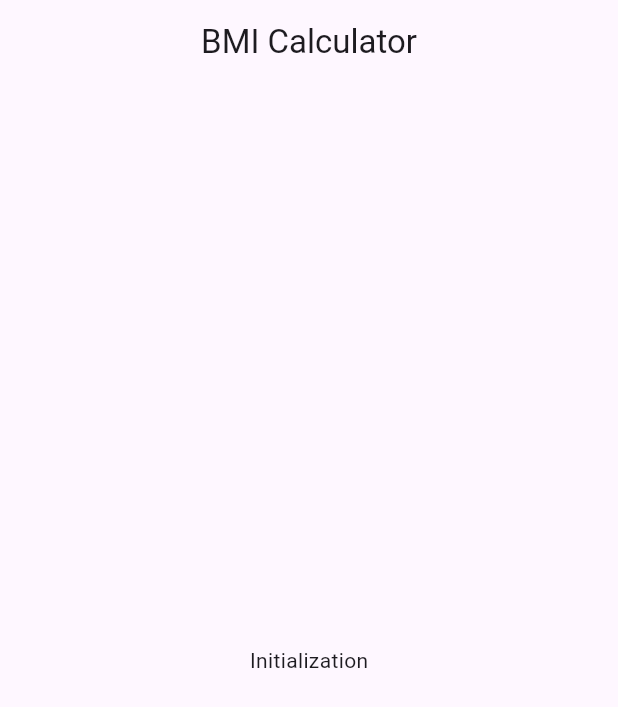
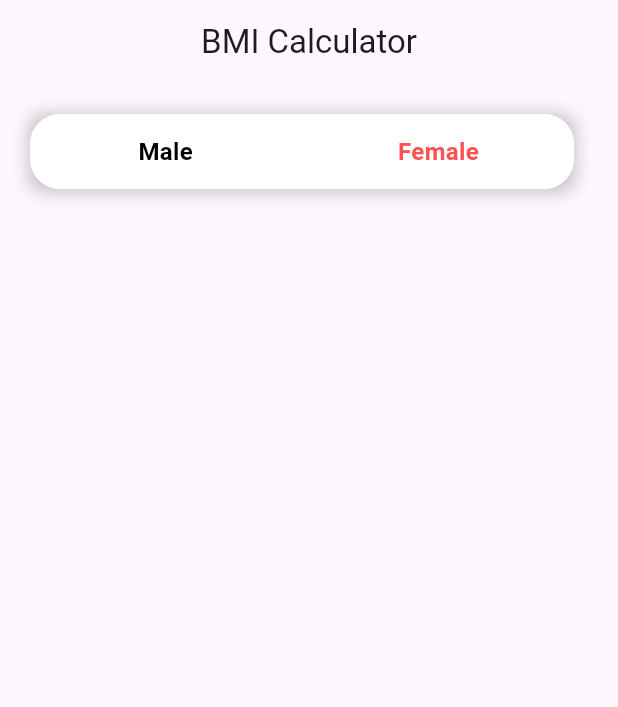
Before and after one commit to amyrmdhn/bmi_app, a Flutter app: the screen it shows after launch, on a phone screen of 412 x 824 dp. Shown: the top 707 px of the screen. Run offline on Flutter 3.47's test engine with Material 3 defaults, Android fonts, the phone set to English and light mode, and no system bars; drawn by our look-alikes of toggle_switch.

Commit message:
feat(calculate screen): use BmiToggleSwitch with Selector to manage independent state in the view model

```diff
--- a/lib/view/screens/bmi_calculate.dart
+++ b/lib/view/screens/bmi_calculate.dart
@@ -1,6 +1,9 @@
 import 'package:flutter/material.dart';
+import 'package:provider/provider.dart';
 
 import 'package:bmi_app/helper.dart';
+import '../widgets/bmi_toggle_switch.dart';
+import '../../view_model/bmi_view_model.dart';
 
 class BmiCalculateScreen extends StatefulWidget {
   const BmiCalculateScreen({super.key});
@@ -14,8 +17,24 @@ class _BmiCalculateScreenState extends State<BmiCalculateScreen> {
   Widget build(BuildContext context) {
     return Scaffold(
       appBar: appBar,
-      body: const Center(
-        child: Text('Initialization'),
+      body: Padding(
+        padding: const EdgeInsets.fromLTRB(20, 20, 20, 0),
+        child: Column(
+          children: [
+            //* Switch for Male or Female BMI Count Configuration
+            Selector<BmiViewModel, int>(
+              builder: (context, isFemale, child) {
+                return BMIToggleSwitch(
+                  isFemale: isFemale,
+                  onToggle: (index) =>
+                      context.read<BmiViewModel>().setIsFemale(index!),
+                );
+              },
+              selector: (context, viewModel) => viewModel.isFemale,
+            ),
+            const Spacer(),
+          ],
+        ),
       ),
     );
   }
```
